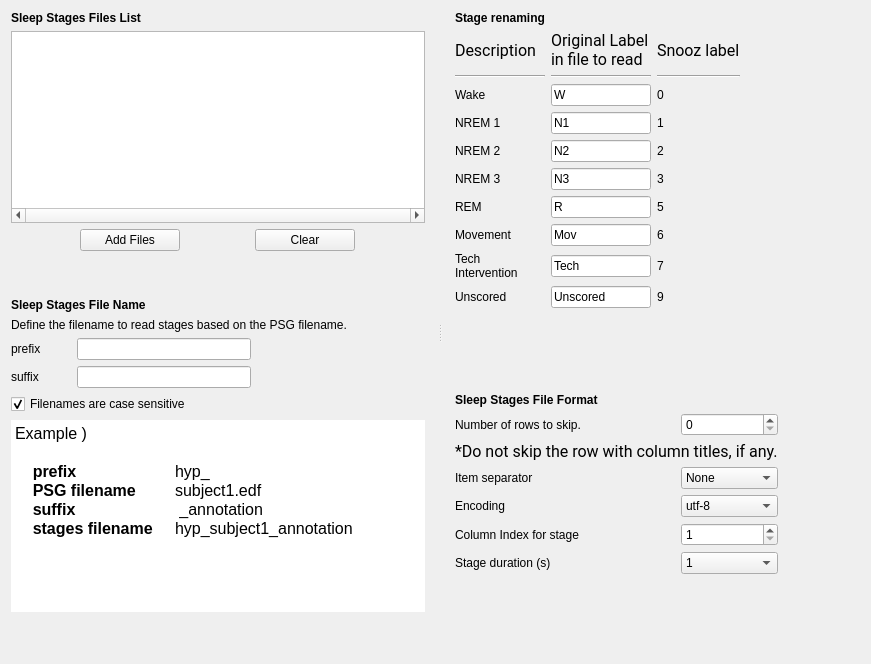
SnoozToolbox/snooz-package-ceams, file modules/CEAMSModules/SleepStagesImporter/Ui_SleepStagesImporterSettingsView.ui: the form before one commit.
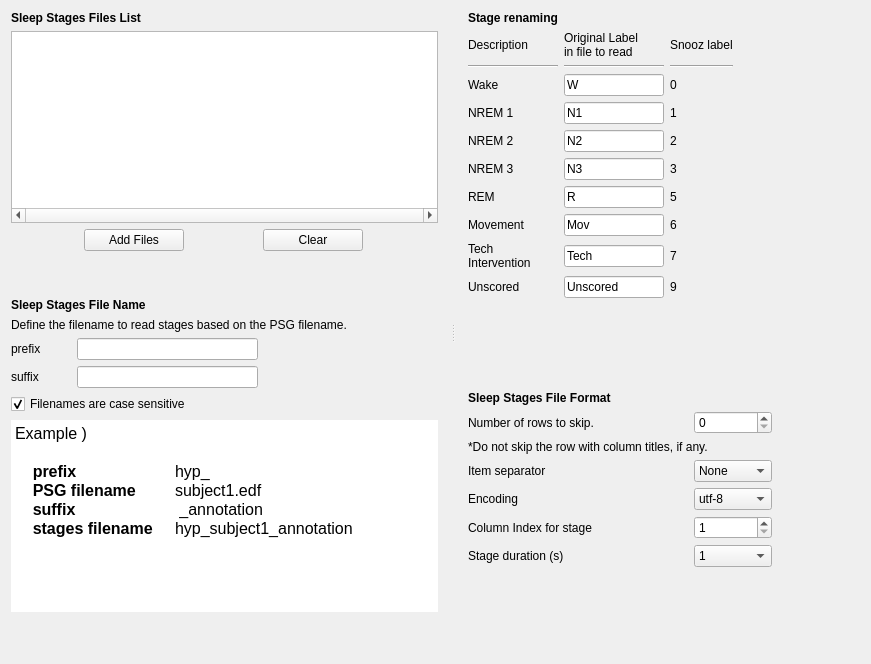
The form after the commit.

Commit message: Font step 4: forms without fonts of their own, look kept

Diff of the .ui file:
```diff
--- a/modules/CEAMSModules/SleepStagesImporter/Ui_SleepStagesImporterSettingsView.ui
+++ b/modules/CEAMSModules/SleepStagesImporter/Ui_SleepStagesImporterSettingsView.ui
@@ -13,9 +13,6 @@
   <property name="windowTitle">
    <string>Form</string>
   </property>
-  <property name="styleSheet">
-   <string notr="true">font: 12pt &quot;Roboto&quot;;</string>
-  </property>
   <layout class="QHBoxLayout" name="horizontalLayout_2">
    <item>
     <widget class="QSplitter" name="splitter">
@@ -201,7 +198,7 @@
 hr { height: 1px; border-width: 0; }
 li.unchecked::marker { content: &quot;\2610&quot;; }
 li.checked::marker { content: &quot;\2612&quot;; }
-&lt;/style&gt;&lt;/head&gt;&lt;body style=&quot; font-family:'Roboto'; font-size:12pt; font-weight:400; font-style:normal;&quot;&gt;
+&lt;/style&gt;&lt;/head&gt;&lt;body style=&quot; font-size:12pt; font-weight:400; font-style:normal;&quot;&gt;
 &lt;p style=&quot; margin-top:0px; margin-bottom:0px; margin-left:0px; margin-right:0px; -qt-block-indent:0; text-indent:0px;&quot;&gt;Example )&lt;/p&gt;
 &lt;p style=&quot;-qt-paragraph-type:empty; margin-top:0px; margin-bottom:0px; margin-left:0px; margin-right:0px; -qt-block-indent:0; text-indent:0px;&quot;&gt;&lt;br /&gt;&lt;/p&gt;
 &lt;p style=&quot; margin-top:0px; margin-bottom:0px; margin-left:0px; margin-right:0px; -qt-block-indent:0; text-indent:0px;&quot;&gt;    &lt;span style=&quot; font-weight:600;&quot;&gt;prefix		&lt;/span&gt;hyp_&lt;/p&gt;
@@ -372,8 +369,6 @@
               <widget class="QLabel" name="label_9">
                <property name="font">
                 <font>
-                 <family>Roboto</family>
-                 <pointsize>12</pointsize>
                  <italic>false</italic>
                  <bold>false</bold>
                 </font>
@@ -396,8 +391,6 @@
                </property>
                <property name="font">
                 <font>
-                 <family>Roboto</family>
-                 <pointsize>12</pointsize>
                  <italic>false</italic>
                  <bold>false</bold>
                 </font>
@@ -519,8 +512,6 @@
               <widget class="QLabel" name="label_46">
                <property name="font">
                 <font>
-                 <family>Roboto</family>
-                 <pointsize>12</pointsize>
                  <italic>false</italic>
                  <bold>false</bold>
                 </font>
@@ -831,8 +822,6 @@
           <widget class="QLabel" name="label_20">
            <property name="font">
             <font>
-             <family>Roboto</family>
-             <pointsize>12</pointsize>
              <italic>false</italic>
              <bold>false</bold>
             </font>
```
The commit also changes 427 other files.
